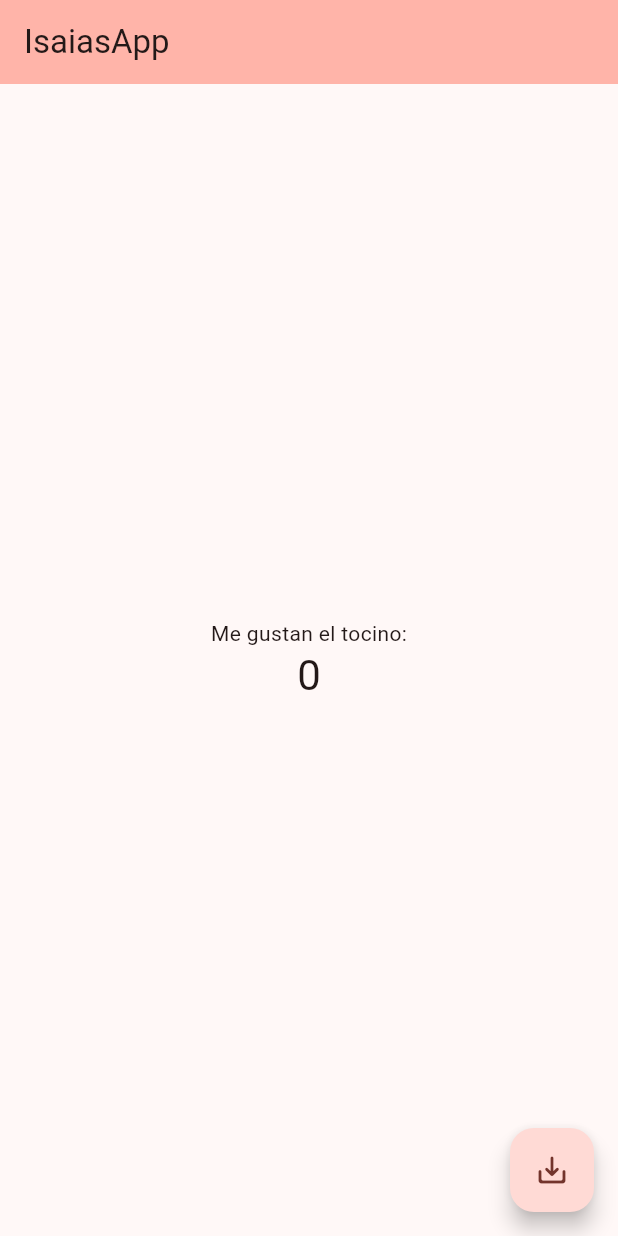
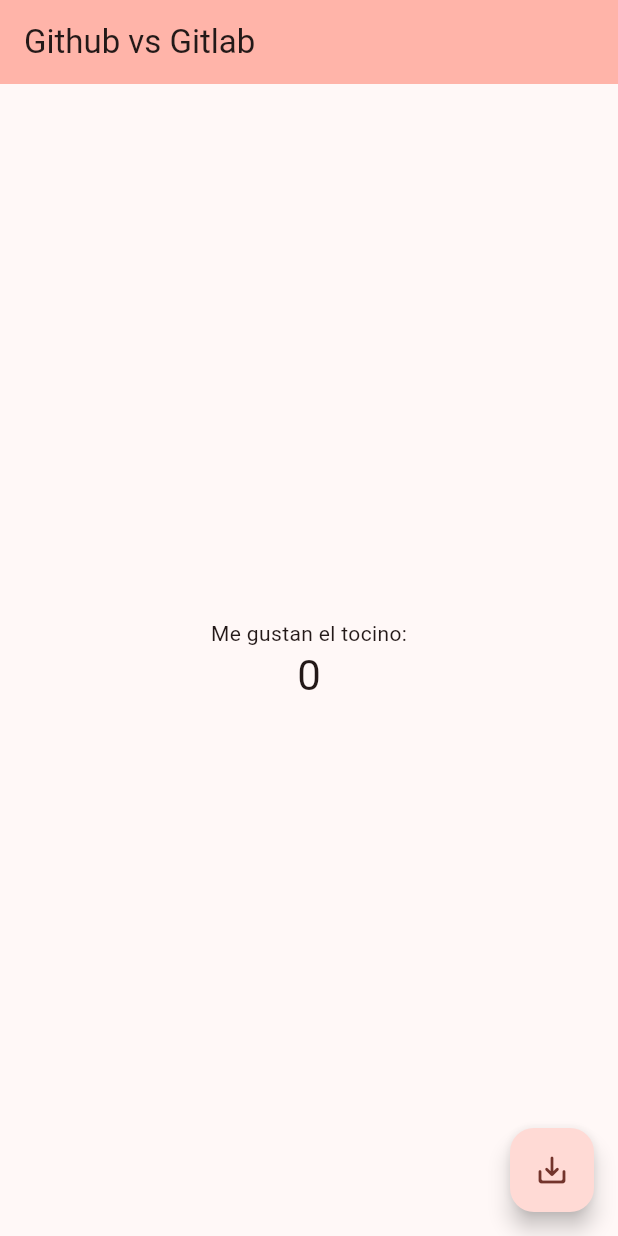
Before and after one commit to IGerardoJR/AppCursoGit, a Flutter app: the screen it shows after launch, on a phone screen of 412 x 824 dp. Run offline on Flutter 3.47's test engine with Material 2 defaults, Android fonts, the phone set to English and light mode, and no system bars.

Commit message:
Cambios en el appBar[Github vs Gitlab]

```diff
--- a/lib/main.dart
+++ b/lib/main.dart
@@ -32,7 +32,7 @@ class MyApp extends StatelessWidget {
         colorScheme: ColorScheme.fromSeed(seedColor: Colors.red),
         useMaterial3: true,
       ),
-      home: const MyHomePage( title: 'IsaiasApp'),
+      home: const MyHomePage( title: 'Github vs Gitlab'),
 
     );
   }
```
